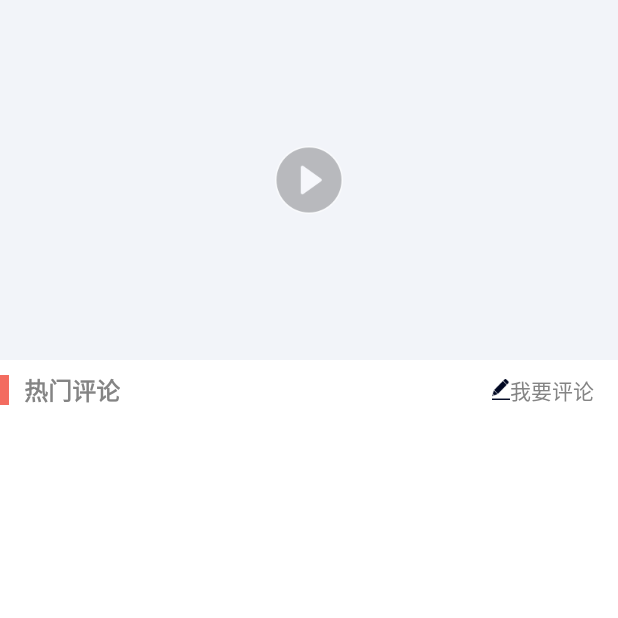
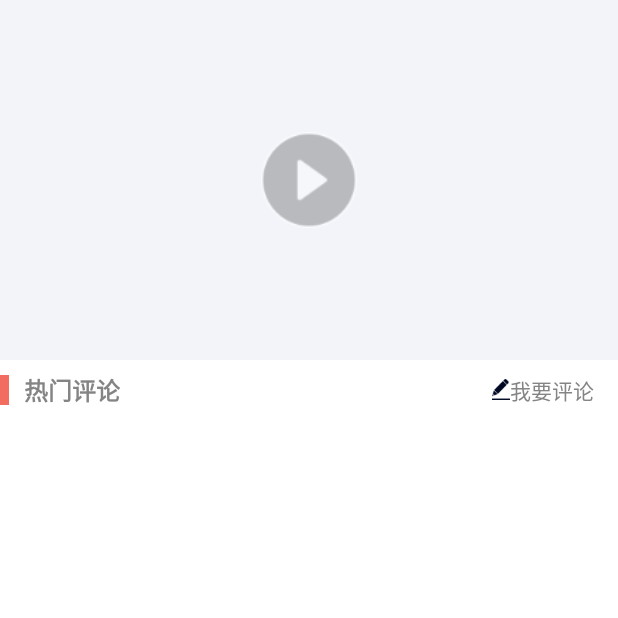
Before and after one commit to leiMsnow/ShuYuVideo, an Android app: the VideoDetailsActivity screen opened directly, with no data from a screen before it, on a phone screen of 412 x 824 dp, the top half of it. Run offline under Robolectric (Android 15) with nearby library versions, the phone set to English and light mode, and no system bars; our stand-ins replace ButterKnife; pictures from the network do not load.

```diff
--- a/app/src/main/res/layout/activity_video_details.xml
+++ b/app/src/main/res/layout/activity_video_details.xml
@@ -8,23 +8,20 @@
         android:id="@+id/rl_container"
         android:layout_width="match_parent"
         android:background="#f2f4f9"
-        android:paddingTop="20dp"
+        android:paddingBottom="20dp"
         android:layout_height="240dp">
-
-        <ImageView
-            android:id="@+id/iv_play"
-            android:src="@drawable/selector_play"
-            android:layout_centerInParent="true"
-            android:layout_width="45dp"
-            android:layout_height="45dp"/>
 
         <ImageView
             android:id="@+id/iv_url"
             android:layout_width="match_parent"
-            android:layout_height="match_parent"
-            android:layout_alignParentTop="true"
-            android:layout_alignParentLeft="true"
-            android:layout_alignParentStart="true"/>
+            android:scaleType="fitXY"
+            android:layout_height="match_parent"/>
+
+        <ImageView
+            android:src="@drawable/selector_play"
+            android:layout_centerInParent="true"
+            android:layout_width="64dp"
+            android:layout_height="64dp"/>
 
     </RelativeLayout>
 
```
Also changed, not shown: app/src/main/java/com/shuyu/video/activity/VideoDetailsActivity.java (+4 -5 lines).
